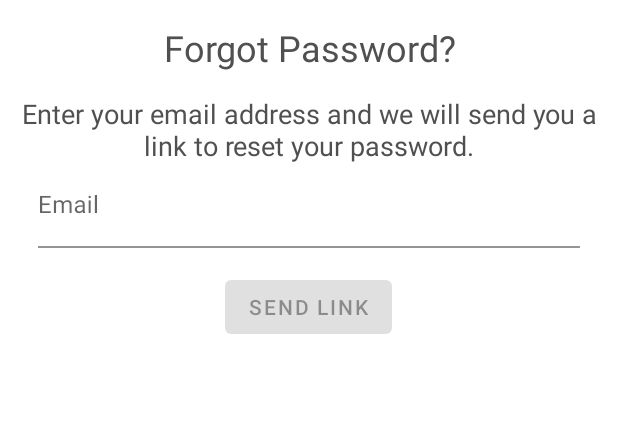
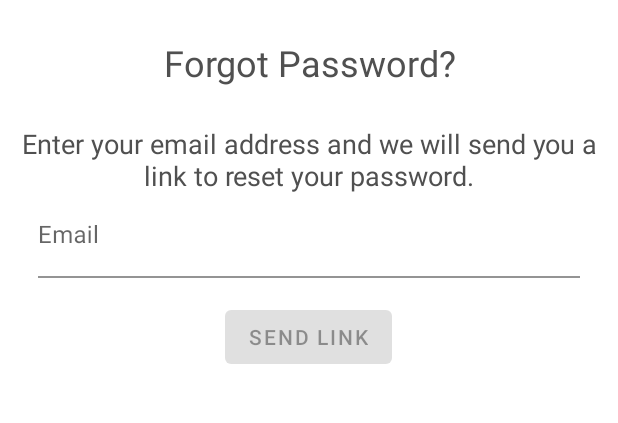
Before and after one commit to Doug2D2/chore-divvy-android, an Android app: the ForgotPasswordFragment screen opened through its navigation route, on a phone screen of 412 x 824 dp, the part 347-770 px from its top. Run offline under Robolectric (Android 15) with nearby library versions, the phone set to English and light mode, and no system bars; our stand-ins replace Room's generated code, Timber, data binding.

Commit message:
updated spacing in forgot password fragment

```diff
--- a/app/src/main/res/layout/fragment_forgot_password.xml
+++ b/app/src/main/res/layout/fragment_forgot_password.xml
@@ -22,7 +22,7 @@
             android:id="@+id/logoImg"
             android:layout_width="match_parent"
             android:layout_height="145dp"
-            android:layout_marginBottom="@dimen/marginBetweenElements"
+            android:layout_marginBottom="@dimen/largerMarginBetweenElements"
             android:contentDescription="@string/logo_description"
             app:srcCompat="@drawable/logo" />
 
@@ -30,7 +30,7 @@
             android:id="@+id/forgotPasswordHeading"
             android:layout_width="match_parent"
             android:layout_height="wrap_content"
-            android:layout_marginBottom="@dimen/marginBetweenElements"
+            android:layout_marginBottom="@dimen/largerMarginBetweenElements"
             android:text="@string/forgot_password_button_text"
             android:textAlignment="center"
             android:textColor="@color/colorText"
--- a/app/src/main/res/values/dimens.xml
+++ b/app/src/main/res/values/dimens.xml
@@ -3,6 +3,7 @@
     <dimen name="marginStartEnd">25dp</dimen>
     <dimen name="marginTopBottom">30dp</dimen>
     <dimen name="marginBetweenElements">15dp</dimen>
+    <dimen name="largerMarginBetweenElements">25dp</dimen>
     <dimen name="errorTextSize">18sp</dimen>
     <dimen name="headingTextSize">24sp</dimen>
 </resources>
```
